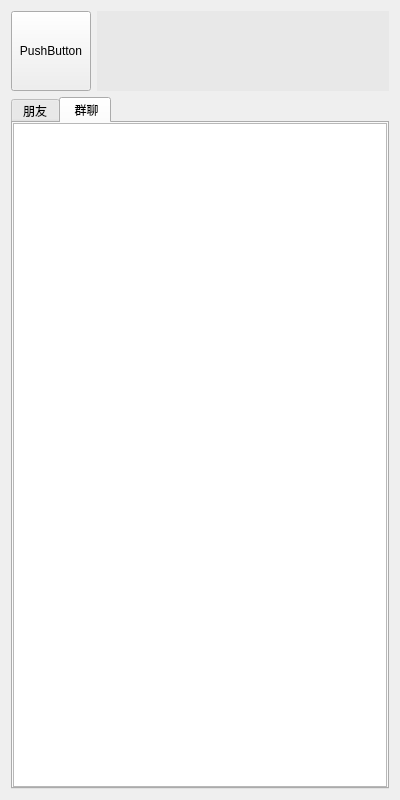
AGuan177/QTice, file qClient/friend_windows.ui: the form before one commit.
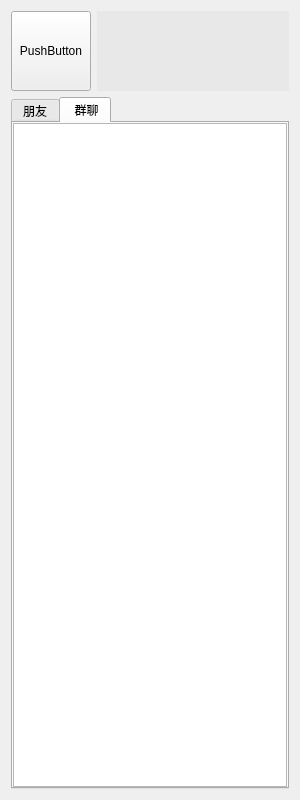
The form after the commit. Icons and pictures are not drawn.

Patch:
```diff
--- a/qClient/friend_windows.ui
+++ b/qClient/friend_windows.ui
@@ -6,7 +6,7 @@
    <rect>
     <x>0</x>
     <y>0</y>
-    <width>400</width>
+    <width>300</width>
     <height>800</height>
    </rect>
   </property>
```
